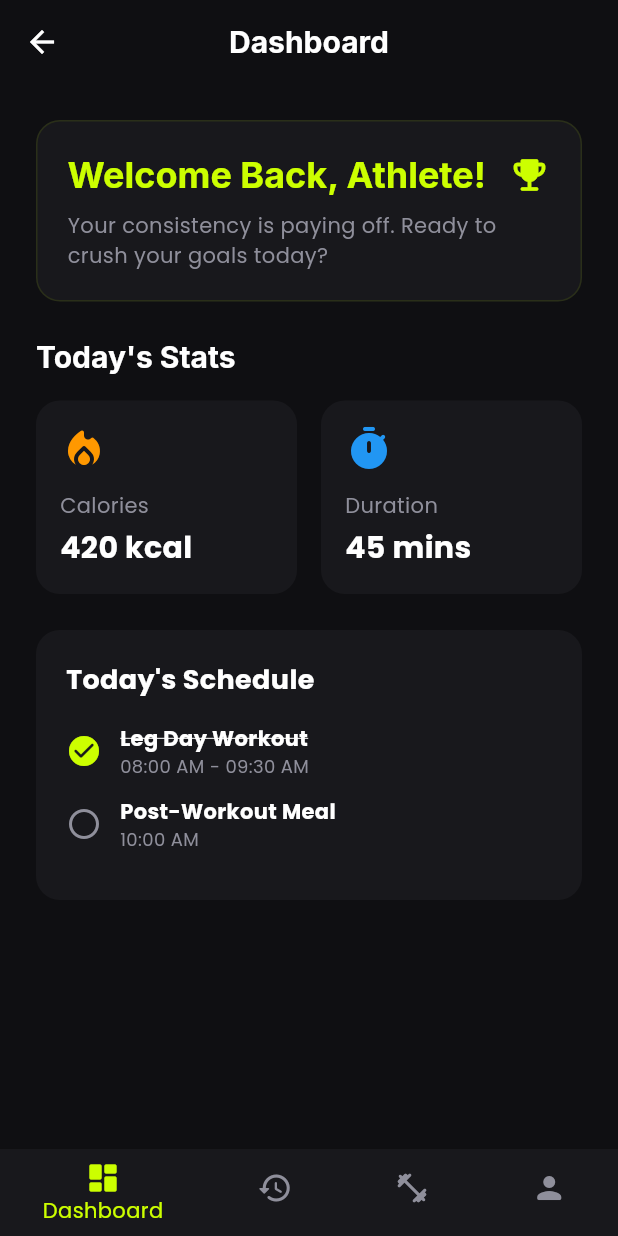
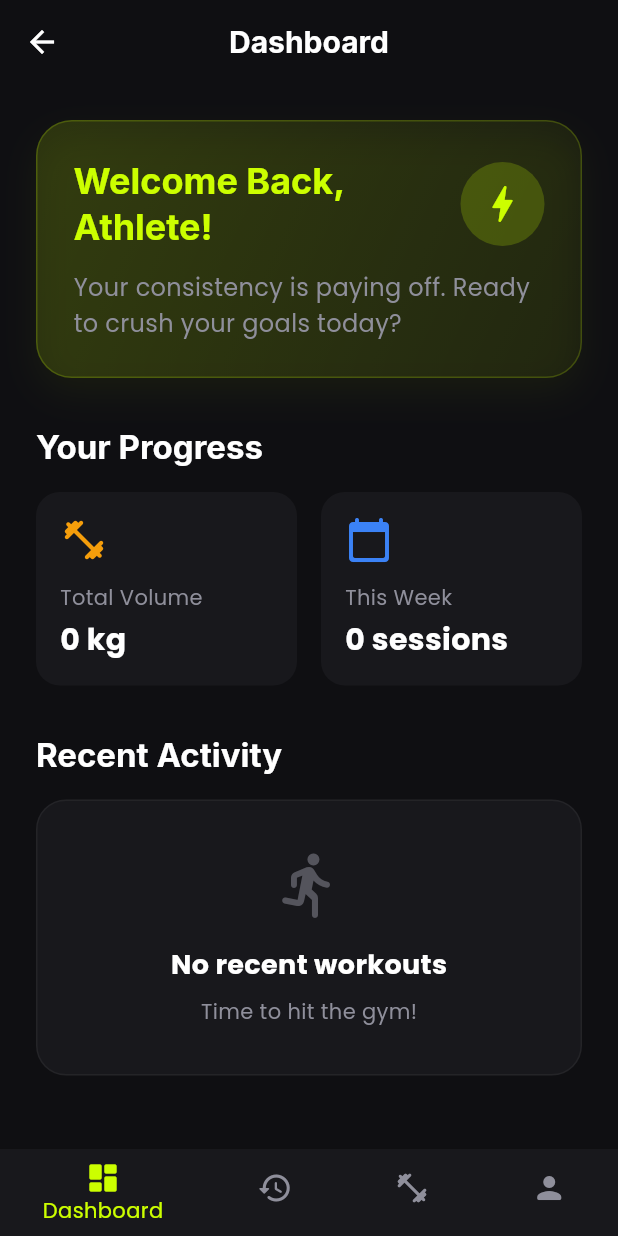
Before and after one commit to Dhaafin/forge-gym, a Flutter app: the DashboardPage screen opened directly, on a phone screen of 412 x 824 dp. Run offline on Flutter 3.47's test engine with Material 3 defaults, Android fonts, the phone set to English and light mode, and no system bars; our stand-ins replace flutter_local_notifications, flutter_riverpod, google_fonts, shared_preferences; accounts and stored records are empty; network calls fail.

Commit message:
feat: redesign dashboard with glassmorphism and live API data

```diff
--- a/lib/core/services/notification_manager.dart
+++ b/lib/core/services/notification_manager.dart
@@ -6,6 +6,12 @@ class NotificationManager {
       FlutterLocalNotificationsPlugin();
 
   static Future<void> init() async {
+    final isSupported = !kIsWeb &&
+        (defaultTargetPlatform == TargetPlatform.android ||
+         defaultTargetPlatform == TargetPlatform.iOS ||
+         defaultTargetPlatform == TargetPlatform.macOS);
+    if (!isSupported) return;
+
     const AndroidInitializationSettings initializationSettingsAndroid =
         AndroidInitializationSettings('@mipmap/ic_launcher');
 
@@ -46,6 +52,12 @@ class NotificationManager {
     required String title,
     required DateTime startTime,
   }) async {
+    final isSupported = !kIsWeb &&
+        (defaultTargetPlatform == TargetPlatform.android ||
+         defaultTargetPlatform == TargetPlatform.iOS ||
+         defaultTargetPlatform == TargetPlatform.macOS);
+    if (!isSupported) return;
+
     final workoutStartTimeInEpoch = startTime.millisecondsSinceEpoch;
 
     final AndroidNotificationDetails androidDetails = AndroidNotificationDetails(
@@ -78,6 +90,12 @@ class NotificationManager {
   }
 
   static Future<void> cancelWorkoutNotification() async {
+    final isSupported = !kIsWeb &&
+        (defaultTargetPlatform == TargetPlatform.android ||
+         defaultTargetPlatform == TargetPlatform.iOS ||
+         defaultTargetPlatform == TargetPlatform.macOS);
+    if (!isSupported) return;
+
     try {
       await _notificationsPlugin.cancel(id: 888);
     } catch (e) {
--- a/lib/features/dashboard/presentation/dashboard_page.dart
+++ b/lib/features/dashboard/presentation/dashboard_page.dart
@@ -26,18 +26,54 @@ class _DashboardPageState extends ConsumerState<DashboardPage> {
   final List<String> _titles = ['Dashboard', 'Workouts', 'Exercises', 'Profile'];
 
   Widget _buildDashboardTab() {
+    final historyState = ref.watch(workoutHistoryControllerProvider);
+    final userEmail = ref.read(authControllerProvider).value?.split('.').last ?? 'Athlete';
+
+    // Calculate stats
+    int workoutsThisWeek = 0;
+    int totalVolume = 0;
+
+    final now = DateTime.now();
+    final startOfWeek = now.subtract(Duration(days: now.weekday - 1));
+
+    for (var session in historyState.sessions) {
+      if (session.startDateTime.isAfter(startOfWeek)) {
+        workoutsThisWeek++;
+      }
+      for (var set in session.sets) {
+        totalVolume += (set.weightKg * set.reps).toInt();
+      }
+    }
+
+    final recentSessions = historyState.sessions.take(3).toList();
+
     return SingleChildScrollView(
+      physics: const BouncingScrollPhysics(),
       padding: const EdgeInsets.all(24.0),
       child: Column(
         crossAxisAlignment: CrossAxisAlignment.start,
         children: [
-          // Header Welcome Card
+          // Header Welcome Card (Glassmorphism inspired)
           Container(
-            padding: const EdgeInsets.all(20),
+            padding: const EdgeInsets.all(24),
             decoration: BoxDecoration(
-              color: AppTheme.surface,
-              borderRadius: BorderRadius.circular(16),
-              border: Border.all(color: AppTheme.primary.withValues(alpha: 0.1)),
+              gradient: LinearGradient(
+                colors: [
+                  AppTheme.primary.withValues(alpha: 0.15),
+                  AppTheme.primary.withValues(alpha: 0.05),
+                ],
+                begin: Alignment.topLeft,
+                end: Alignment.bottomRight,
+              ),
+              borderRadius: BorderRadius.circular(24),
+              border: Border.all(color: AppTheme.primary.withValues(alpha: 0.2)),
+              boxShadow: [
+                BoxShadow(
+                  color: AppTheme.primary.withValues(alpha: 0.05),
+                  blurRadius: 20,
+                  offset: const Offset(0, 10),
+                ),
+              ],
             ),
             child: Column(
               crossAxisAlignment: CrossAxisAlignment.start,
@@ -45,31 +81,46 @@ class _DashboardPageState extends ConsumerState<DashboardPage> {
                 Row(
                   mainAxisAlignment: MainAxisAlignment.spaceBetween,
                   children: [
-                    Text(
-                      'Welcome Back, Athlete!',
-                      style: Theme.of(context).textTheme.headlineMedium?.copyWith(
-                            color: AppTheme.primary,
-                          ),
-                    ),
-                    const Icon(
-                      Icons.emoji_events_rounded,
-                      color: AppTheme.primary,
-                      size: 28,
+                    Expanded(
+                      child: Text(
+                        'Welcome Back, $userEmail!',
+                        style: Theme.of(context).textTheme.headlineMedium?.copyWith(
+                              color: AppTheme.primary,
+                              fontWeight: FontWeight.bold,
+                              fontSize: 24,
+                            ),
+                      ),
+                    ),
+                    Container(
+                      padding: const EdgeInsets.all(12),
+                      decoration: BoxDecoration(
+                        color: AppTheme.primary.withValues(alpha: 0.2),
+                        shape: BoxShape.circle,
+                      ),
+                      child: const Icon(
+                        Icons.bolt_rounded,
+                        color: AppTheme.primary,
+                        size: 32,
+                      ),
                     ),
                   ],
                 ),
-                const SizedBox(height: 8),
+                const SizedBox(height: 12),
                 const Text(
                   'Your consistency is paying off. Ready to crush your goals today?',
-                  style: TextStyle(color: AppTheme.textSecondary, height: 1.4),
+                  style: TextStyle(color: AppTheme.textSecondary, height: 1.5, fontSize: 16),
                 ),
               ],
             ),
           ),
-          const SizedBox(height: 24),
+          const SizedBox(height: 32),
+
           Text(
-            'Today\'s Stats',
-            style: Theme.of(context).textTheme.headlineMedium?.copyWith(fontSize: 20),
+            'Your Progress',
+            style: Theme.of(context).textTheme.headlineMedium?.copyWith(
+              fontSize: 22,
+              fontWeight: FontWeight.bold,
+            ),
           ),
           const SizedBox(height: 16),
           // Stats Row
@@ -77,51 +128,95 @@ class _DashboardPageState extends ConsumerState<DashboardPage> {
             children: [
               Expanded(
                 child: _buildStatCard(
-                  icon: Icons.local_fire_department_rounded,
-                  label: 'Calories',
-                  value: '420 kcal',
-                  color: Colors.orange,
+                  icon: Icons.fitness_center_rounded,
+                  label: 'Total Volume',
+                  value: '$totalVolume kg',
+                  color: const Color(0xFFF59E0B),
                 ),
               ),
               const SizedBox(width: 16),
               Expanded(
                 child: _buildStatCard(
-                  icon: Icons.timer_rounded,
-                  label: 'Duration',
-                  value: '45 mins',
-                  color: Colors.blue,
+                  icon: Icons.calendar_today_rounded,
+                  label: 'This Week',
+                  value: '$workoutsThisWeek sessions',
+                  color: const Color(0xFF3B82F6),
                 ),
               ),
             ],
           ),
-          const SizedBox(height: 24),
-          // Today's Activity Card
-          Container(
-            padding: const EdgeInsets.all(20),
-            decoration: BoxDecoration(
-              color: AppTheme.surface,
-              borderRadius: BorderRadius.circular(16),
-            ),
-            child: Column(
-              crossAxisAlignment: CrossAxisAlignment.start,
-              children: [
-                const Text(
-                  'Today\'s Schedule',
-                  style: TextStyle(
-                    color: AppTheme.textPrimary,
-                    fontSize: 18,
-                    fontWeight: FontWeight.bold,
+          const SizedBox(height: 32),
+
+          // Recent Activity Card
+          Row(
+            mainAxisAlignment: MainAxisAlignment.spaceBetween,
+            children: [
+              Text(
+                'Recent Activity',
+                style: Theme.of(context).textTheme.headlineMedium?.copyWith(
+                  fontSize: 22,
+                  fontWeight: FontWeight.bold,
+                ),
+              ),
+              if (historyState.sessions.isNotEmpty)
+                TextButton(
+                  onPressed: () {
+                    setState(() {
+                      _currentIndex = 1; // Go to Workouts tab
+                    });
+                  },
+                  child: const Text('View All', style: TextStyle(color: AppTheme.primary)),
+                ),
+            ],
+          ),
+          const SizedBox(height: 16),
+
+          if (historyState.isLoadingFirst)
+            const Center(child: CircularProgressIndicator(color: AppTheme.primary))
+          else if (recentSessions.isEmpty)
+            Container(
+              padding: const EdgeInsets.all(32),
+              width: double.infinity,
+              decoration: BoxDecoration(
+                color: AppTheme.surface,
+                borderRadius: BorderRadius.circular(20),
+                border: Border.all(color: Colors.white.withValues(alpha: 0.05)),
+              ),
+              child: Column(
+                children: [
+                  Icon(Icons.directions_run_rounded, size: 48, color: AppTheme.textSecondary.withValues(alpha: 0.5)),
+                  const SizedBox(height: 16),
+                  const Text(
+                    'No recent workouts',
+                    style: TextStyle(color: AppTheme.textPrimary, fontSize: 18, fontWeight: FontWeight.bold),
                   ),
-                ),
-                const SizedBox(height: 16),
-                _buildActivityItem('Leg Day Workout', '08:00 AM - 09:30 AM', true),
-                _buildActivityItem('Post-Workout Meal', '10:00 AM', false),
-              ],
-            ),
-          ),
+                  const SizedBox(height: 8),
+                  const Text(
+                    'Time to hit the gym!',
+                    style: TextStyle(color: AppTheme.textSecondary),
+                  ),
+                ],
+              ),
+            )
+          else
+            ...recentSessions.map((session) => _buildActivityItem(
+                  session.title,
+                  '${_formatDate(session.startDateTime)} • ${session.durationMinutes ?? 0} mins',
+                  true,
+                )),
         ],
       ),
     );
+  }
+
+  String _formatDate(DateTime date) {
+    final now = DateTime.now();
+    if (date.year == now.year && date.month == now.month && date.day == now.day) {
+      return 'Today';
+    } else if (date.year == now.year && date.month == now.month && date.day == now.day - 1) {
+      return 'Yesterday';
+    }
+    return '${date.day}/${date.month}/${date.year}';
   }
 
   Widget _buildStatCard({
```
